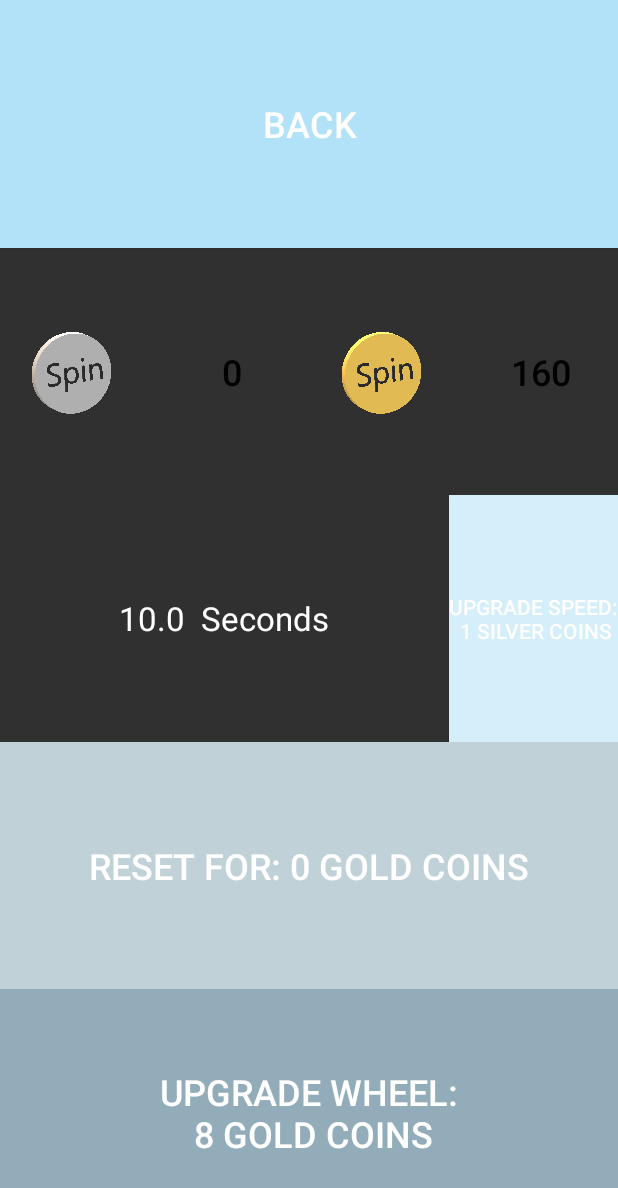
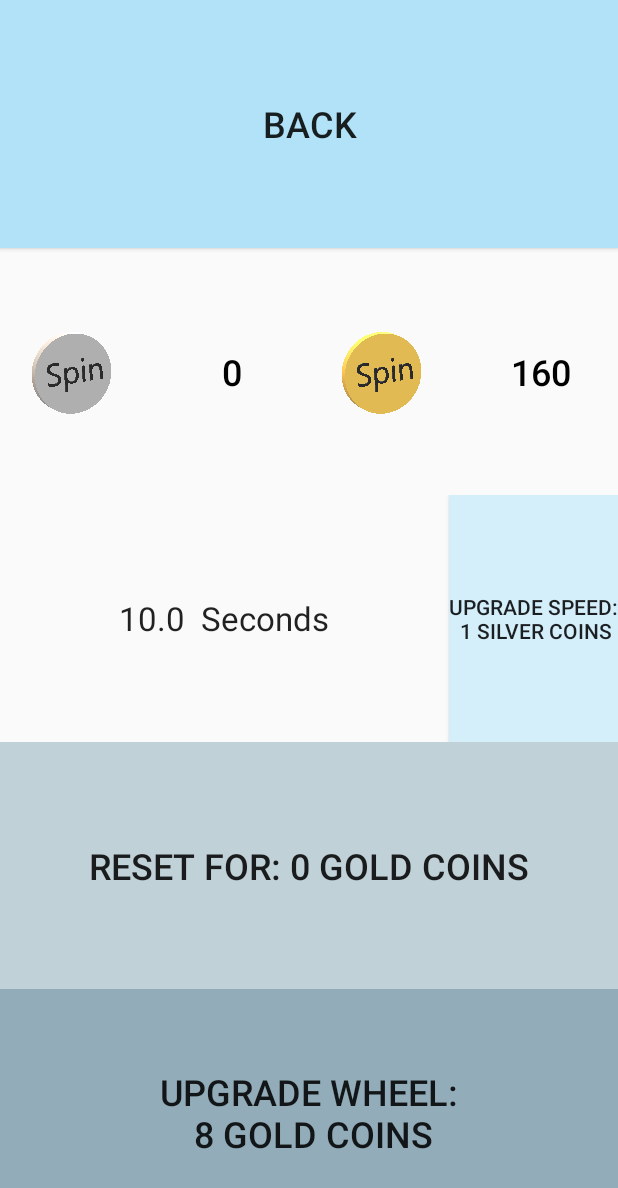
Before and after one commit to Dev-Luke-A/Animation, an Android app: the Activity2 screen opened directly, with no data from a screen before it, on a phone screen of 412 x 824 dp. Shown: the top 1188 px of the screen. Run offline under Robolectric (Android 15) with nearby library versions, the phone set to English and light mode, and no system bars.

Commit message:
new level thingy

```diff
--- a/app/src/main/res/layout/activity_2.xml
+++ b/app/src/main/res/layout/activity_2.xml
@@ -77,6 +77,7 @@
             android:layout_width="match_parent"
             android:layout_height="match_parent"
             android:layout_weight="1"
+            android:background="#00FFFFFF"
             android:gravity="center" />
 
         <Button
--- a/app/src/main/res/values/styles.xml
+++ b/app/src/main/res/values/styles.xml
@@ -1,7 +1,7 @@
 <resources>
 
     <!-- Base application theme. -->
-    <style name="AppTheme" parent="Theme.AppCompat.NoActionBar">
+    <style name="AppTheme" parent="Theme.AppCompat.Light.NoActionBar">
         <!-- Customize your theme here. -->
         <item name="colorPrimary">@color/colorPrimary</item>
         <item name="colorPrimaryDark">@color/colorPrimaryDark</item>
```
